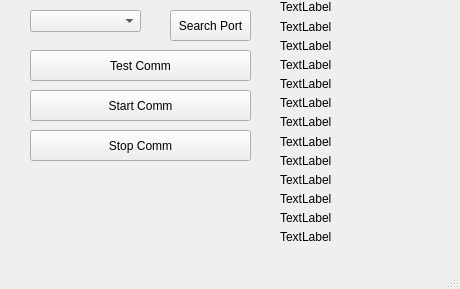
Before: the Qt Designer form gui/MainWindow.ui in Alfa-Elettronica/SwCollaudoL24, drawn with Qt 5.
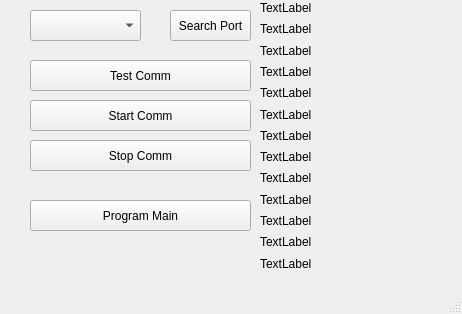
After: the same form once the commit is applied.

```diff
--- a/gui/MainWindow.ui
+++ b/gui/MainWindow.ui
@@ -6,8 +6,8 @@
    <rect>
     <x>0</x>
     <y>0</y>
-    <width>460</width>
-    <height>289</height>
+    <width>462</width>
+    <height>314</height>
    </rect>
   </property>
   <property name="windowTitle">
@@ -33,7 +33,7 @@
       <x>30</x>
       <y>10</y>
       <width>111</width>
-      <height>22</height>
+      <height>31</height>
      </rect>
     </property>
    </widget>
@@ -41,7 +41,7 @@
     <property name="geometry">
      <rect>
       <x>30</x>
-      <y>50</y>
+      <y>60</y>
       <width>221</width>
       <height>31</height>
      </rect>
@@ -54,7 +54,7 @@
     <property name="geometry">
      <rect>
       <x>30</x>
-      <y>90</y>
+      <y>100</y>
       <width>221</width>
       <height>31</height>
      </rect>
@@ -67,7 +67,7 @@
     <property name="geometry">
      <rect>
       <x>30</x>
-      <y>130</y>
+      <y>140</y>
       <width>221</width>
       <height>31</height>
      </rect>
@@ -79,10 +79,10 @@
    <widget class="QWidget" name="verticalLayoutWidget">
     <property name="geometry">
      <rect>
-      <x>280</x>
+      <x>260</x>
       <y>0</y>
-      <width>160</width>
-      <height>243</height>
+      <width>191</width>
+      <height>271</height>
      </rect>
     </property>
     <layout class="QVBoxLayout" name="verticalLayout">
@@ -179,6 +179,19 @@
      </item>
     </layout>
    </widget>
+   <widget class="QPushButton" name="btn_program_main">
+    <property name="geometry">
+     <rect>
+      <x>30</x>
+      <y>200</y>
+      <width>221</width>
+      <height>31</height>
+     </rect>
+    </property>
+    <property name="text">
+     <string>Program Main</string>
+    </property>
+   </widget>
   </widget>
   <widget class="QMenuBar" name="menubar">
    <property name="geometry">
```
Left out of the diff: 2 changed lines with no effect on the pictures.
